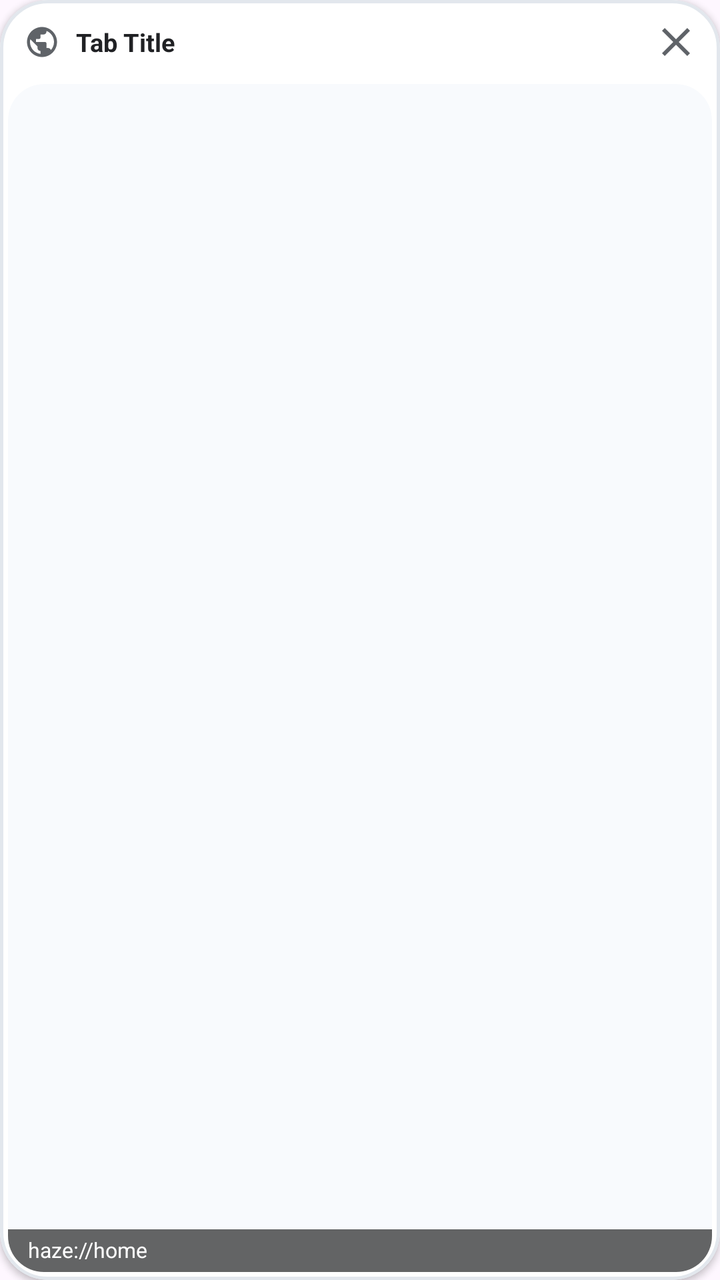
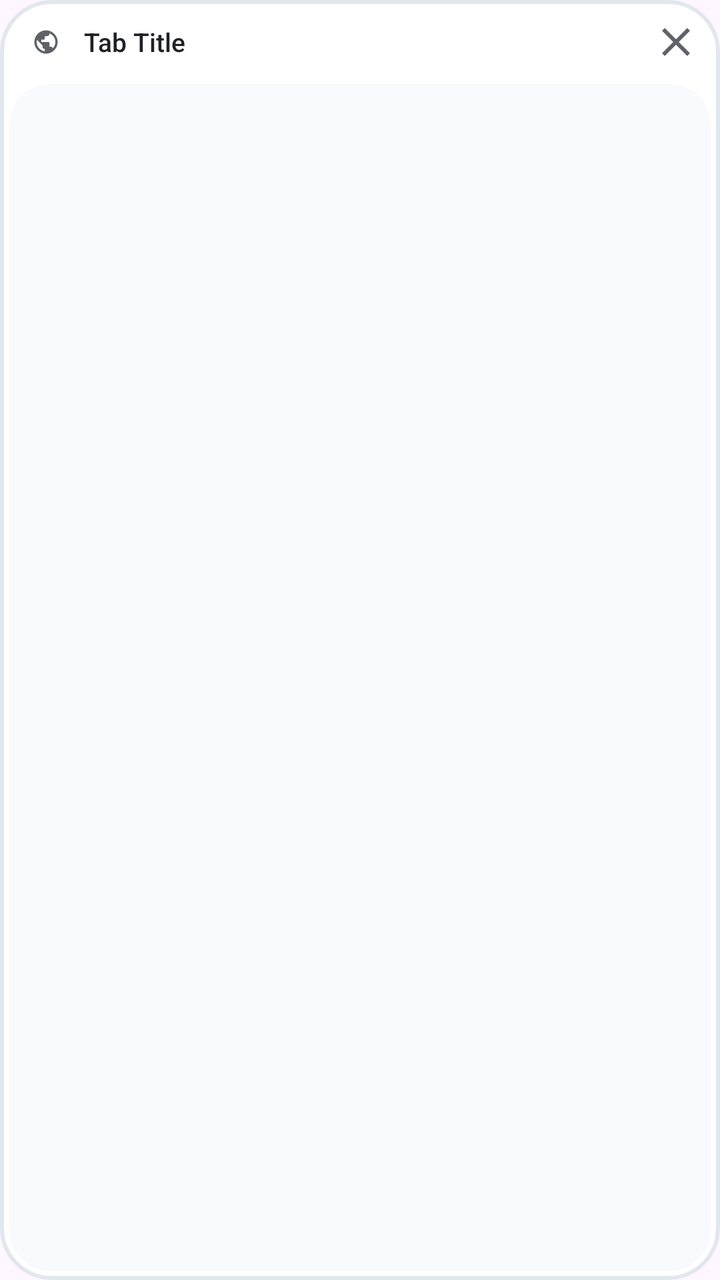

Compare the two renders of this Android layout. The source of the first and the diff that turns it into the second are given below.
<!-- AndroidManifest.xml: application theme Theme.Haze -->
<!-- res/layout/item_tab_grid.xml -->
<?xml version="1.0" encoding="utf-8"?>
<com.google.android.material.card.MaterialCardView xmlns:android="http://schemas.android.com/apk/res/android"
    xmlns:app="http://schemas.android.com/apk/res-auto"
    android:id="@+id/cardTabGrid"
    android:layout_width="match_parent"
    android:layout_height="216dp"
    android:layout_margin="7dp"
    app:cardCornerRadius="24dp"
    app:cardElevation="2dp"
    app:strokeWidth="1.5dp"
    app:strokeColor="#E2E7ED"
    app:cardBackgroundColor="#FFFFFF">

    <LinearLayout
        android:layout_width="match_parent"
        android:layout_height="match_parent"
        android:orientation="vertical">

        
        <LinearLayout
            android:id="@+id/gridHeaderLayout"
            android:layout_width="match_parent"
            android:layout_height="42dp"
            android:orientation="horizontal"
            android:gravity="center_vertical"
            android:paddingStart="12dp"
            android:paddingEnd="8dp"
            android:background="@android:color/transparent">

            <ImageView
                android:id="@+id/gridTabIcon"
                android:layout_width="18dp"
                android:layout_height="18dp"
                android:src="@drawable/ic_globe"
                android:contentDescription="Favicon" />

            <TextView
                android:id="@+id/gridTabTitle"
                android:layout_width="0dp"
                android:layout_height="wrap_content"
                android:layout_weight="1"
                android:layout_marginStart="8dp"
                android:layout_marginEnd="6dp"
                android:ellipsize="end"
                android:maxLines="1"
                android:text="Tab Title"
                android:textSize="12.5sp"
                android:textStyle="bold"
                android:textColor="#202124" />

            <ImageView
                android:id="@+id/gridTabPinIcon"
                android:layout_width="16dp"
                android:layout_height="16dp"
                android:layout_marginEnd="4dp"
                android:src="@drawable/ic_pin"
                android:visibility="gone"
                android:contentDescription="Pinned" />

            <ImageButton
                android:id="@+id/gridTabClose"
                android:layout_width="28dp"
                android:layout_height="28dp"
                android:background="?attr/selectableItemBackgroundBorderless"
                android:src="@drawable/ic_close"
                android:padding="5dp"
                app:tint="#5F6368"
                android:contentDescription="Close Tab" />
        </LinearLayout>

        
        <androidx.cardview.widget.CardView
            android:layout_width="match_parent"
            android:layout_height="match_parent"
            android:layout_marginStart="4dp"
            android:layout_marginEnd="4dp"
            android:layout_marginBottom="4dp"
            app:cardCornerRadius="18dp"
            app:cardElevation="0dp"
            app:cardBackgroundColor="#F8FAFD">

            <FrameLayout
                android:layout_width="match_parent"
                android:layout_height="match_parent">

                <ImageView
                    android:id="@+id/gridTabThumbnail"
                    android:layout_width="match_parent"
                    android:layout_height="match_parent"
                    android:scaleType="centerCrop"
                    android:contentDescription="Thumbnail Preview" />

                <TextView
                    android:id="@+id/gridTabUrl"
                    android:layout_width="match_parent"
                    android:layout_height="wrap_content"
                    android:layout_gravity="bottom"
                    android:background="#99000000"
                    android:paddingStart="10dp"
                    android:paddingEnd="10dp"
                    android:paddingTop="3dp"
                    android:paddingBottom="4dp"
                    android:ellipsize="end"
                    android:maxLines="1"
                    android:textColor="#FFFFFF"
                    android:textSize="10.5sp"
                    android:text="haze://home" />

                <View
                    android:id="@+id/gridGroupIndicator"
                    android:layout_width="match_parent"
                    android:layout_height="3dp"
                    android:layout_gravity="top"
                    android:background="#0B57D0"
                    android:visibility="gone" />
            </FrameLayout>
        </androidx.cardview.widget.CardView>
    </LinearLayout>
</com.google.android.material.card.MaterialCardView>
<!-- resources referenced by this layout -->
<resources>
  <!-- drawable ic_close (drawable) -->
  <vector xmlns:android="http://schemas.android.com/apk/res/android"
      android:width="24dp"
      android:height="24dp"
      android:viewportWidth="24"
      android:viewportHeight="24">
      <path
          android:fillColor="#5F6368"
          android:pathData="M19,6.41L17.59,5 12,10.59 6.41,5 5,6.41 10.59,12 5,17.59 6.41,19 12,13.41 17.59,19 19,17.59 13.41,12 19,6.41z"/>
  </vector>
  <!-- drawable ic_globe (drawable) -->
  <vector xmlns:android="http://schemas.android.com/apk/res/android"
      android:width="24dp"
      android:height="24dp"
      android:viewportWidth="24"
      android:viewportHeight="24">
      <path
          android:fillColor="#5F6368"
          android:pathData="M12,2C6.48,2 2,6.48 2,12s4.48,10 10,10 10,-4.48 10,-10S17.52,2 12,2zM11,19.93c-3.95,-0.49 -7,-3.85 -7,-7.93 0,-0.62 0.08,-1.22 0.21,-1.79L9,15v1c0,1.1 0.9,2 2,2v1.93zM17.9,17.39c-0.26,-0.81 -1,-1.39 -1.9,-1.39h-1v-3c0,-0.55 -0.45,-1 -1,-1H8v-2h2c0.55,0 1,-0.45 1,-1V7h2c1.1,0 2,-0.9 2,-2v-0.41c2.93,1.19 5,4.06 5,7.41 0,2.08 -0.8,3.97 -2.1,5.39z"/>
  </vector>
  <!-- drawable ic_pin (drawable) -->
  <vector xmlns:android="http://schemas.android.com/apk/res/android"
      android:width="24dp"
      android:height="24dp"
      android:viewportWidth="24"
      android:viewportHeight="24">
    <path
        android:fillColor="#FF000000"
        android:pathData="M16,12V4H17V2H7V4H8V12L6,14V16H11V22L12,23L13,22V16H18V14L16,12M8.83,14L10,12.83V4H14V12.83L15.17,14H8.83Z"/>
  </vector>
  <style name="Theme.Haze" parent="Base.Theme.Haze" />
  <style name="Base.Theme.Haze" parent="Theme.Material3.DayNight.NoActionBar">
          
          
      </style>
</resources>

<!-- the commit's change to res/layout/item_tab_grid.xml (unified diff, before → after) -->
@@ -3,11 +3,11 @@
     xmlns:app="http://schemas.android.com/apk/res-auto"
     android:id="@+id/cardTabGrid"
     android:layout_width="match_parent"
-    android:layout_height="216dp"
-    android:layout_margin="7dp"
-    app:cardCornerRadius="24dp"
+    android:layout_height="220dp"
+    android:layout_margin="6dp"
+    app:cardCornerRadius="26dp"
     app:cardElevation="2dp"
-    app:strokeWidth="1.5dp"
+    app:strokeWidth="2dp"
     app:strokeColor="#E2E7ED"
     app:cardBackgroundColor="#FFFFFF">
 
@@ -27,12 +27,20 @@
             android:paddingEnd="8dp"
             android:background="@android:color/transparent">
 
-            <ImageView
-                android:id="@+id/gridTabIcon"
-                android:layout_width="18dp"
-                android:layout_height="18dp"
-                android:src="@drawable/ic_globe"
-                android:contentDescription="Favicon" />
+            <FrameLayout
+                android:id="@+id/gridTabIconContainer"
+                android:layout_width="22dp"
+                android:layout_height="22dp"
+                android:background="@drawable/bg_circle_icon_container">
+
+                <ImageView
+                    android:id="@+id/gridTabIcon"
+                    android:layout_width="14dp"
+                    android:layout_height="14dp"
+                    android:layout_gravity="center"
+                    android:src="@drawable/ic_globe"
+                    android:contentDescription="Favicon" />
+            </FrameLayout>
 
             <TextView
                 android:id="@+id/gridTabTitle"
@@ -44,8 +52,8 @@
                 android:ellipsize="end"
                 android:maxLines="1"
                 android:text="Tab Title"
-                android:textSize="12.5sp"
-                android:textStyle="bold"
+                android:textSize="13sp"
+                android:fontFamily="sans-serif-medium"
                 android:textColor="#202124" />
 
             <ImageView
@@ -72,10 +80,10 @@
         <androidx.cardview.widget.CardView
             android:layout_width="match_parent"
             android:layout_height="match_parent"
-            android:layout_marginStart="4dp"
-            android:layout_marginEnd="4dp"
-            android:layout_marginBottom="4dp"
-            app:cardCornerRadius="18dp"
+            android:layout_marginStart="4.5dp"
+            android:layout_marginEnd="4.5dp"
+            android:layout_marginBottom="4.5dp"
+            app:cardCornerRadius="20dp"
             app:cardElevation="0dp"
             app:cardBackgroundColor="#F8FAFD">
 
@@ -104,7 +112,8 @@
                     android:maxLines="1"
                     android:textColor="#FFFFFF"
                     android:textSize="10.5sp"
-                    android:text="haze://home" />
+                    android:text="haze://home"
+                    android:visibility="gone" />
 
                 <View
                     android:id="@+id/gridGroupIndicator"
<!-- resource entries referenced after the edit -->
@@ -1,5 +1,11 @@
 <!-- resources referenced by this layout -->
 <resources>
+  <!-- drawable bg_circle_icon_container (drawable) -->
+  <?xml version="1.0" encoding="utf-8"?>
+  <shape xmlns:android="http://schemas.android.com/apk/res/android"
+      android:shape="oval">
+      <solid android:color="#33FFFFFF" />
+  </shape>
   <!-- drawable ic_close (drawable) -->
   <vector xmlns:android="http://schemas.android.com/apk/res/android"
       android:width="24dp"
